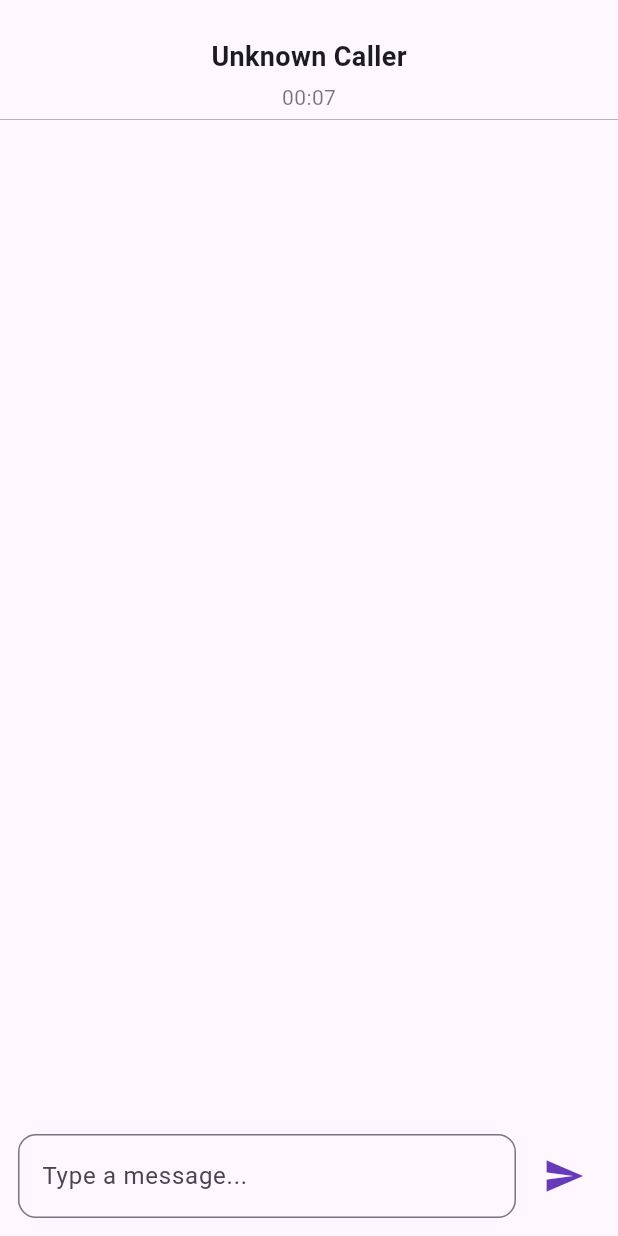
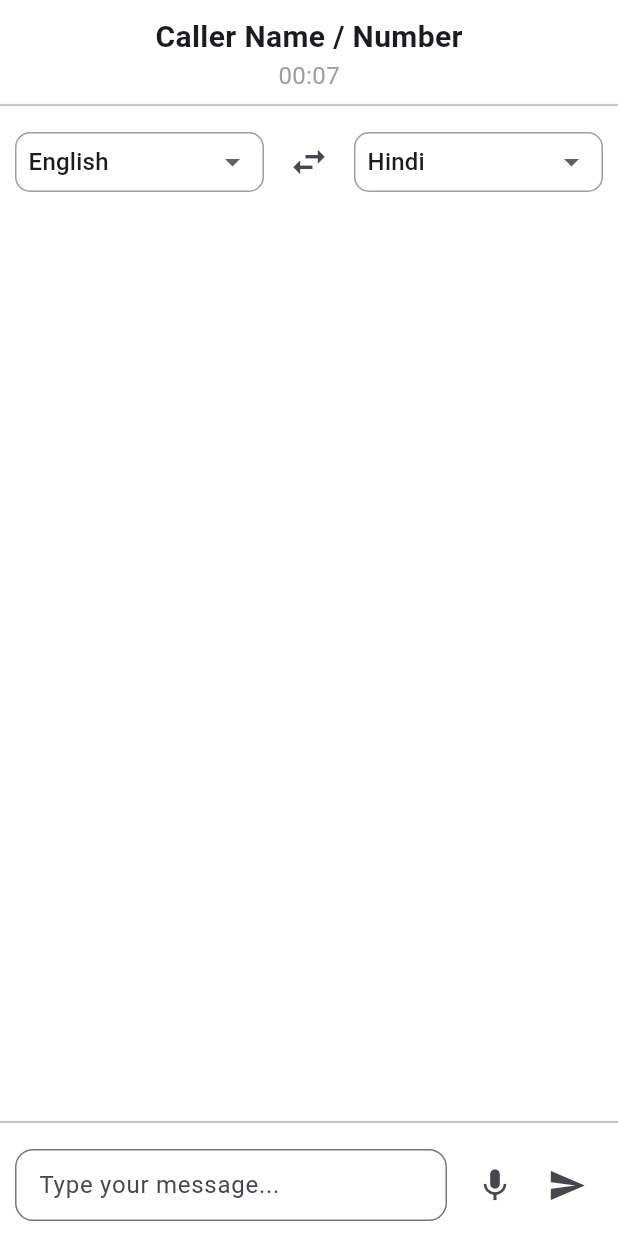
Before and after one commit to PankajDiwan904/speech-connect, a Flutter app: the screen it shows after launch, on a phone screen of 412 x 824 dp. Run offline on Flutter 3.47's test engine with Material 3 defaults, Android fonts, the phone set to English and light mode, and no system bars.

Commit message:
updated home screen

```diff
--- a/frontend/lib/screens/home_screen.dart
+++ b/frontend/lib/screens/home_screen.dart
@@ -2,20 +2,25 @@ import 'package:flutter/material.dart';
 import 'dart:async';
 
 class HomeScreen extends StatefulWidget {
-  final String callerNameOrNumber;
-
-  const HomeScreen({super.key, this.callerNameOrNumber = "Unknown Caller"});
+  const HomeScreen({super.key});
 
   @override
   State<HomeScreen> createState() => _HomeScreenState();
 }
 
 class _HomeScreenState extends State<HomeScreen> {
-  final TextEditingController ttsController = TextEditingController();
-  final ScrollController scrollController = ScrollController();
+  final TextEditingController _textController = TextEditingController();
+  final ScrollController _scrollController = ScrollController();
+
+  String selectedInputLang = "English";
+  String selectedOutputLang = "Hindi";
+
+  final List<String> languages = ['English', 'Hindi', 'Tamil', 'Telugu', 'Bengali'];
+
   List<String> chatMessages = [];
 
-  late Timer _timer;
+  // Timer
+  late Timer _callTimer;
   int _seconds = 0;
 
   @override
@@ -25,132 +30,211 @@ class _HomeScreenState extends State<HomeScreen> {
   }
 
   void _startCallTimer() {
-    _timer = Timer.periodic(const Duration(seconds: 1), (timer) {
+    _callTimer = Timer.periodic(const Duration(seconds: 1), (timer) {
       setState(() {
         _seconds++;
       });
     });
   }
 
+  String _formatDuration(int seconds) {
+    final mins = (seconds ~/ 60).toString().padLeft(2, '0');
+    final secs = (seconds % 60).toString().padLeft(2, '0');
+    return "$mins:$secs";
+  }
+
+  void _sendMessage() {
+    if (_textController.text.trim().isNotEmpty) {
+      setState(() {
+        chatMessages.add(_textController.text.trim());
+        _textController.clear();
+      });
+
+      Future.delayed(const Duration(milliseconds: 100), () {
+        _scrollController.animateTo(
+          _scrollController.position.maxScrollExtent,
+          duration: const Duration(milliseconds: 300),
+          curve: Curves.easeOut,
+        );
+      });
+    }
+  }
+
+  void _swapLanguages() {
+    setState(() {
+      final temp = selectedInputLang;
+      selectedInputLang = selectedOutputLang;
+      selectedOutputLang = temp;
+    });
+  }
+
   @override
   void dispose() {
-    _timer.cancel();
+    _textController.dispose();
+    _scrollController.dispose();
+    _callTimer.cancel();
     super.dispose();
   }
 
-  String _formatDuration(int seconds) {
-    final minutes = seconds ~/ 60;
-    final secs = seconds % 60;
-    return '${minutes.toString().padLeft(2, '0')}:${secs.toString().padLeft(2, '0')}';
-  }
-
-  void sendMessage() {
-    final msg = ttsController.text.trim();
-    if (msg.isNotEmpty) {
-      setState(() {
-        chatMessages.add(msg);
-        ttsController.clear();
-      });
-
-      // Auto scroll to bottom
-      Future.delayed(const Duration(milliseconds: 100), () {
-        scrollController.jumpTo(scrollController.position.maxScrollExtent);
-      });
-    }
+Widget _buildDropdown(String value, ValueChanged<String?> onChanged) {
+  return Theme(
+    data: Theme.of(context).copyWith(
+      canvasColor: Colors.white,
+      dropdownMenuTheme: DropdownMenuThemeData(
+        inputDecorationTheme: InputDecorationTheme(
+          border: OutlineInputBorder(
+            borderRadius: BorderRadius.circular(10),
+          ),
+        ),
+        menuStyle: MenuStyle(
+          shape: WidgetStatePropertyAll(
+            RoundedRectangleBorder(
+              borderRadius: BorderRadius.circular(10),
+            ),
+          ),
+        ),
+      ),
+    ),
+    child: Container(
+      height: 40,
+      padding: const EdgeInsets.symmetric(horizontal: 8),
+      decoration: BoxDecoration(
+        border: Border.all(color: Colors.grey),
+        borderRadius: BorderRadius.circular(10),
+      ),
+      child: DropdownButtonHideUnderline(
+        child: ConstrainedBox(constraints: const BoxConstraints.tightFor(width: 120),
+        child: DropdownButton<String>(
+          value: value,
+          icon: const Icon(Icons.arrow_drop_down),
+          isExpanded: true,
+          borderRadius: BorderRadius.circular(10), // Match the container
+          onChanged: onChanged,
+          items: languages
+              .map((lang) => DropdownMenuItem(
+                    value: lang,
+                    child: Text(lang),
+                  ))
+              .toList(),
+        ),
+      ),
+      ),
+    ),
+  );
 }
 
   @override
   Widget build(BuildContext context) {
     return Scaffold(
-      appBar: PreferredSize(
-        preferredSize: const Size.fromHeight(80),
-        child: Container(
-          decoration: const BoxDecoration(
-            border: Border(
-              bottom: BorderSide(
-                color: Colors.grey,
-                width: 0.5,
+      backgroundColor: Colors.white,
+      body: SafeArea(
+        child: Column(
+          children: [
+            const SizedBox(height: 10),
+
+            // Caller info with dynamic timer
+            Column(
+              children: [
+                const Text(
+                  "Caller Name / Number",
+                  style: TextStyle(fontSize: 20, fontWeight: FontWeight.bold),
                 ),
-            ),
-          ),
-          padding: const EdgeInsets.only(top: 20),
-          child: Column(
-            mainAxisAlignment: MainAxisAlignment.center,
-            children: [
-              Text(
-                widget.callerNameOrNumber,
-                style: const TextStyle(
-                  fontSize: 18,
-                  fontWeight: FontWeight.bold,
-                ),
-              ),
-              const SizedBox(height: 4),
                 Text(
                   _formatDuration(_seconds),
-                style: const TextStyle(
-                  fontSize: 14,
-                  color: Colors.black54,
+                  style: const TextStyle(fontSize: 16, color: Colors.grey),
                 ),
+              ],
+            ),
+            const Divider(thickness: 1.5),
+
+            // Dropdown Row
+            Padding(
+              padding: const EdgeInsets.symmetric(horizontal: 10, vertical: 6),
+              child: Row(
+                children: [
+                  Expanded(
+                    child: _buildDropdown(selectedInputLang, (value) {
+                      if (value != null) {
+                        setState(() => selectedInputLang = value);
+                      }
+                    }),
+                  ),
+                  const SizedBox(width: 6),
+                  IconButton(
+                    icon: const Icon(Icons.swap_horiz, size: 28),
+                    onPressed: _swapLanguages,
+                  ),
+                  const SizedBox(width: 6),
+                  Expanded(
+                    child: _buildDropdown(selectedOutputLang, (value) {
+                      if (value != null) {
+                        setState(() => selectedOutputLang = value);
+                      }
+                    }),
                   ),
                 ],
               ),
             ),
-      ),
-      body: Column(
-        children: [
+
+            // Chat Area
             Expanded(
               child: ListView.builder(
-              controller: scrollController,
-              padding: const EdgeInsets.all(12),
+                controller: _scrollController,
+                padding: const EdgeInsets.all(10),
                 itemCount: chatMessages.length,
                 itemBuilder: (context, index) {
                   return Align(
                     alignment: Alignment.centerRight,
                     child: Container(
                       margin: const EdgeInsets.symmetric(vertical: 4),
-                    padding: const EdgeInsets.symmetric(
-                        vertical: 10, horizontal: 14),
+                      padding: const EdgeInsets.all(10),
                       decoration: BoxDecoration(
-                      color: Colors.deepPurple.shade100,
-                      borderRadius: BorderRadius.circular(16),
+                        color: Colors.blue[100],
+                        borderRadius: BorderRadius.circular(12),
                       ),
-                    child: Text(
-                      chatMessages[index],
-                      style: const TextStyle(fontSize: 16),
-                    ),
+                      child: Text(chatMessages[index]),
                     ),
                   );
                 },
               ),
             ),
+            const Divider(thickness: 1.5),
+
+            // Input row
             Padding(
-            padding: const EdgeInsets.all(12.0),
+              padding: const EdgeInsets.all(10.0),
               child: Row(
                 children: [
                   Expanded(
                     child: TextField(
-                    controller: ttsController,
+                      controller: _textController,
+                      onSubmitted: (_) => _sendMessage(),
                       decoration: InputDecoration(
-                      hintText: 'Type a message...',
+                        hintText: "Type your message...",
                         border: OutlineInputBorder(
                           borderRadius: BorderRadius.circular(12),
                         ),
+                        contentPadding: const EdgeInsets.symmetric(horizontal: 12),
                       ),
-                    onSubmitted: (_) => sendMessage(),
                     ),
                   ),
                   const SizedBox(width: 8),
                   IconButton(
-                  onPressed: sendMessage,
-                  icon: const Icon(Icons.send),
-                  color: Colors.deepPurple,
-                  iconSize: 28,
+                    icon: const Icon(Icons.mic, size: 26),
+                    onPressed: () {
+                      // TODO: Voice recording logic
+                    },
+                  ),
+                  IconButton(
+                    icon: const Icon(Icons.send, size: 26),
+                    onPressed: _sendMessage,
                   ),
                 ],
               ),
             ),
           ],
         ),
+      ),
     );
   }
 }
```
Also changed, not shown: frontend/flutter_01.png (added). Lines whose indentation alone changed are shown as unchanged.
